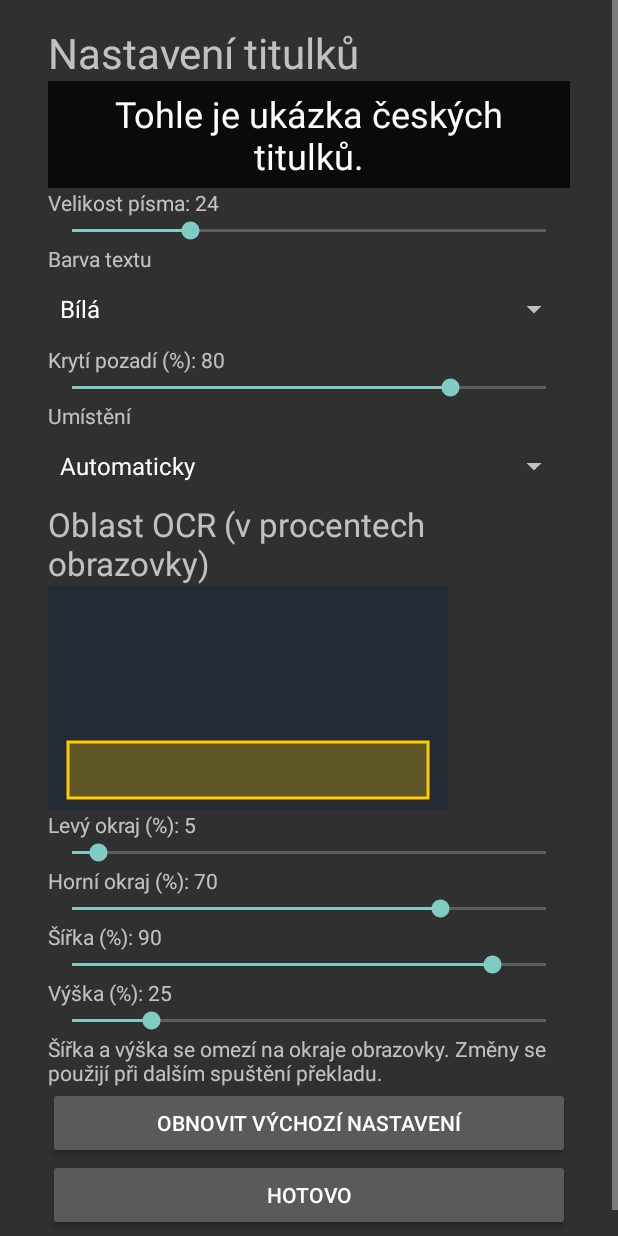
After one commit to CaseyCZ/Test, an Android app: the SettingsActivity screen opened directly, with no data from a screen before it, on a phone screen of 412 x 824 dp. The commit adds this screen. Run offline under Robolectric (Android 15) with nearby library versions, the phone set to English and light mode, and no system bars.

Commit message:
Add persistent TV subtitle style and custom OCR region settings

```diff
--- a/movie-tv/app/src/main/AndroidManifest.xml
+++ b/movie-tv/app/src/main/AndroidManifest.xml
@@ -11,4 +11,5 @@
 <activity android:name=".MainActivity" android:exported="true"><intent-filter><action android:name="android.intent.action.MAIN"/><category android:name="android.intent.category.LEANBACK_LAUNCHER"/><category android:name="android.intent.category.LAUNCHER"/></intent-filter></activity>
 <service android:name=".OcrService" android:exported="false" android:foregroundServiceType="mediaProjection"/>
 <service android:name=".AudioService" android:exported="false" android:foregroundServiceType="mediaProjection"/>
+<activity android:name=".SettingsActivity" android:exported="false"/>
 </application></manifest>
--- a/movie-tv/app/src/main/java/cz/caseycz/movietv/AudioService.java
+++ b/movie-tv/app/src/main/java/cz/caseycz/movietv/AudioService.java
@@ -32,8 +32,8 @@ public class AudioService extends Service {
   nm.createNotificationChannel(new NotificationChannel("audio","Překlad zvuku",NotificationManager.IMPORTANCE_LOW));
   startForeground(2,new Notification.Builder(this,"audio").setSmallIcon(android.R.drawable.ic_btn_speak_now).setContentTitle("Překlad interního zvuku").setContentIntent(PendingIntent.getActivity(this,0,new Intent(this,MainActivity.class),PendingIntent.FLAG_IMMUTABLE)).build());
   try{
-   wm=getSystemService(WindowManager.class);overlay=new TextView(this);overlay.setTextSize(24);overlay.setTextColor(Color.WHITE);overlay.setBackgroundColor(0xcc000000);overlay.setGravity(Gravity.CENTER);overlay.setPadding(20,8,20,8);
-   WindowManager.LayoutParams p=new WindowManager.LayoutParams(-1,-2,WindowManager.LayoutParams.TYPE_APPLICATION_OVERLAY,WindowManager.LayoutParams.FLAG_NOT_FOCUSABLE|WindowManager.LayoutParams.FLAG_NOT_TOUCHABLE,PixelFormat.TRANSLUCENT);p.gravity=Gravity.BOTTOM;p.y=40;wm.addView(overlay,p);
+   wm=getSystemService(WindowManager.class);SubtitleSettings settings=new SubtitleSettings(this);overlay=new TextView(this);settings.style(overlay);
+   WindowManager.LayoutParams p=new WindowManager.LayoutParams(-1,-2,WindowManager.LayoutParams.TYPE_APPLICATION_OVERLAY,WindowManager.LayoutParams.FLAG_NOT_FOCUSABLE|WindowManager.LayoutParams.FLAG_NOT_TOUCHABLE,PixelFormat.TRANSLUCENT);settings.place(p,false);wm.addView(overlay,p);
    projection=getSystemService(MediaProjectionManager.class).getMediaProjection(i.getIntExtra("result",0),(Intent)i.getParcelableExtra("permission"));
    projection.registerCallback(new MediaProjection.Callback(){@Override public void onStop(){stopSelf();}},main);
    translator=Translation.getClient(new TranslatorOptions.Builder().setSourceLanguage(TranslateLanguage.ENGLISH).setTargetLanguage(TranslateLanguage.CZECH).build());
--- a/movie-tv/app/src/main/java/cz/caseycz/movietv/MainActivity.java
+++ b/movie-tv/app/src/main/java/cz/caseycz/movietv/MainActivity.java
@@ -8,13 +8,13 @@ import android.provider.Settings;
 import android.widget.*;
 
 public class MainActivity extends Activity {
- private Spinner region, language; private boolean audio;
+ private Spinner language; private boolean audio;
  @Override public void onCreate(Bundle state) {
   super.onCreate(state);
   LinearLayout root=new LinearLayout(this); root.setOrientation(1); root.setPadding(48,32,48,32);
   TextView title=new TextView(this); title.setText("Překlad filmů a seriálů"); title.setTextSize(28); root.addView(title);
   TextView info=new TextView(this); info.setText("OCR: překlad viditelných titulků do češtiny. Chráněný obraz nemusí být dostupný. Při prvním spuštění se stáhne jazykový model."); root.addView(info);
-  region=new Spinner(this); region.setAdapter(new ArrayAdapter<String>(this,android.R.layout.simple_spinner_dropdown_item,new String[]{"Spodních 25 %","Spodních 40 %","Horních 25 %"})); root.addView(region);
+  Button settings=new Button(this);settings.setText("Nastavení titulků a oblasti OCR");root.addView(settings);settings.setOnClickListener(v->startActivity(new Intent(this,SettingsActivity.class)));
   language=new Spinner(this); language.setAdapter(new ArrayAdapter<String>(this,android.R.layout.simple_spinner_dropdown_item,new String[]{"English","Deutsch","Français","Español"})); root.addView(language);
   Button start=new Button(this); start.setText("Spustit OCR překlad"); root.addView(start); start.setOnClickListener(v->{audio=false; requestCapture();});
   Button sound=new Button(this); sound.setText("Spustit AUDIO překlad (angličtina)");root.addView(sound);sound.setOnClickListener(v->{audio=true;requestCapture();});
@@ -31,7 +31,7 @@ public class MainActivity extends Activity {
   super.onActivityResult(request,result,data);
   if((request==42||request==44)&&result==RESULT_OK&&data!=null){
    stopService(new Intent(this,OcrService.class));stopService(new Intent(this,AudioService.class));
-   Intent i=new Intent(this,request==44?AudioService.class:OcrService.class).putExtra("result",result).putExtra("permission",data).putExtra("region",region.getSelectedItemPosition()).putExtra("language",new String[]{"en","de","fr","es"}[language.getSelectedItemPosition()]);
+   Intent i=new Intent(this,request==44?AudioService.class:OcrService.class).putExtra("result",result).putExtra("permission",data).putExtra("language",new String[]{"en","de","fr","es"}[language.getSelectedItemPosition()]);
    startForegroundService(i); moveTaskToBack(true);
   }
  }
--- /dev/null
+++ b/movie-tv/app/src/main/java/cz/caseycz/movietv/SettingsActivity.java
@@ -0,0 +1,41 @@
+package cz.caseycz.movietv;
+import android.app.Activity;
+import android.os.Bundle;
+import android.graphics.*;
+import android.view.*;
+import android.widget.*;
+
+public class SettingsActivity extends Activity {
+ private SubtitleSettings settings;private TextView sample;private RegionPreview diagram;
+ @Override public void onCreate(Bundle b){
+  super.onCreate(b);settings=new SubtitleSettings(this);
+  ScrollView scroll=new ScrollView(this);LinearLayout root=new LinearLayout(this);root.setOrientation(1);root.setPadding(48,24,48,32);scroll.addView(root);
+  TextView title=new TextView(this);title.setText("Nastavení titulků");title.setTextSize(28);root.addView(title);
+  sample=new TextView(this);sample.setText("Tohle je ukázka českých titulků.");root.addView(sample);settings.style(sample);
+  slider(root,"Velikost písma","size",16,48,24);
+  choice(root,"Barva textu","color",new String[]{"Bílá","Žlutá","Světle modrá"});
+  slider(root,"Krytí pozadí (%)","opacity",0,100,80);
+  choice(root,"Umístění","position",new String[]{"Automaticky","Nahoře","Dole"});
+  TextView label=new TextView(this);label.setText("Oblast OCR (v procentech obrazovky)");label.setTextSize(22);root.addView(label);
+  diagram=new RegionPreview();root.addView(diagram,new LinearLayout.LayoutParams(400,225));
+  slider(root,"Levý okraj (%)","x",0,90,5);slider(root,"Horní okraj (%)","y",0,90,70);
+  slider(root,"Šířka (%)","width",10,100,90);slider(root,"Výška (%)","height",10,100,25);
+  TextView hint=new TextView(this);hint.setText("Šířka a výška se omezí na okraje obrazovky. Změny se použijí při dalším spuštění překladu.");root.addView(hint);
+  Button reset=new Button(this);reset.setText("Obnovit výchozí nastavení");root.addView(reset);reset.setOnClickListener(v->{settings.prefs.edit().clear().apply();recreate();});
+  Button done=new Button(this);done.setText("Hotovo");root.addView(done);done.setOnClickListener(v->finish());setContentView(scroll);
+ }
+ private void refresh(){settings.style(sample);if(diagram!=null)diagram.invalidate();}
+ private void slider(LinearLayout root,String label,String key,int min,int max,int fallback){
+  TextView value=new TextView(this);value.setText(label+": "+settings.get(key,fallback));root.addView(value);
+  SeekBar bar=new SeekBar(this);bar.setMax(max-min);bar.setProgress(settings.get(key,fallback)-min);bar.setKeyProgressIncrement(1);bar.setFocusable(true);root.addView(bar);
+  bar.setOnSeekBarChangeListener(new SeekBar.OnSeekBarChangeListener(){public void onStartTrackingTouch(SeekBar b){}public void onStopTrackingTouch(SeekBar b){}public void onProgressChanged(SeekBar b,int n,boolean user){if(user){settings.put(key,n+min);value.setText(label+": "+(n+min));refresh();}}});
+ }
+ private void choice(LinearLayout root,String label,String key,String[] choices){
+  TextView text=new TextView(this);text.setText(label);root.addView(text);Spinner s=new Spinner(this);s.setAdapter(new ArrayAdapter<String>(this,android.R.layout.simple_spinner_dropdown_item,choices));s.setSelection(settings.get(key,0));root.addView(s);
+  s.setOnItemSelectedListener(new android.widget.AdapterView.OnItemSelectedListener(){public void onNothingSelected(AdapterView<?> p){}public void onItemSelected(AdapterView<?> p,View v,int index,long id){settings.put(key,index);refresh();}});
+ }
+ private class RegionPreview extends View{
+  private final Paint p=new Paint(3);RegionPreview(){super(SettingsActivity.this);}
+  @Override protected void onDraw(Canvas c){super.onDraw(c);c.drawColor(0xff252b35);Rect r=settings.region(getWidth(),getHeight());p.setStyle(Paint.Style.FILL);p.setColor(0x44ffcc00);c.drawRect(r,p);p.setStyle(Paint.Style.STROKE);p.setStrokeWidth(3);p.setColor(0xffffcc00);c.drawRect(r,p);p.setStyle(Paint.Style.FILL);}
+ }
+}
--- /dev/null
+++ b/movie-tv/app/src/main/java/cz/caseycz/movietv/SubtitleSettings.java
@@ -0,0 +1,27 @@
+package cz.caseycz.movietv;
+import android.content.*;
+import android.graphics.*;
+import android.view.*;
+import android.widget.*;
+
+final class SubtitleSettings {
+ final SharedPreferences prefs;
+ SubtitleSettings(Context c){prefs=c.getSharedPreferences("movie_subtitles",0);}
+ int get(String key,int fallback){return prefs.getInt(key,fallback);}
+ void put(String key,int value){prefs.edit().putInt(key,value).apply();}
+ int size(){return get("size",24);}
+ int color(){return get("color",0)==1?Color.YELLOW:get("color",0)==2?0xff99ddff:Color.WHITE;}
+ int background(){return Color.argb(get("opacity",80)*255/100,0,0,0);}
+ int position(){return get("position",0);}
+ Rect region(int w,int h){
+  int x=Math.min(90,Math.max(0,get("x",5))),y=Math.min(90,Math.max(0,get("y",70)));
+  int rw=Math.min(100-x,Math.max(10,get("width",90))),rh=Math.min(100-y,Math.max(10,get("height",25)));
+  return new Rect(w*x/100,h*y/100,Math.max(w*x/100+1,w*(x+rw)/100),Math.max(h*y/100+1,h*(y+rh)/100));
+ }
+ void style(TextView v){v.setTextSize(size());v.setTextColor(color());v.setBackgroundColor(background());v.setGravity(Gravity.CENTER);v.setPadding(20,8,20,8);}
+ void place(WindowManager.LayoutParams p,boolean ocr){
+  int pos=position();if(pos==0)pos=ocr&&get("y",70)>=50?1:2;
+  p.gravity=(pos==1?Gravity.TOP:Gravity.BOTTOM)|Gravity.CENTER_HORIZONTAL;p.y=40;
+ }
+ // The output is marked secure by the services to prevent OCR reading its own text.
+}
```
Also changed, not shown: movie-tv/app/src/main/java/cz/caseycz/movietv/OcrService.java (+6 -6 lines), 1 other file.
